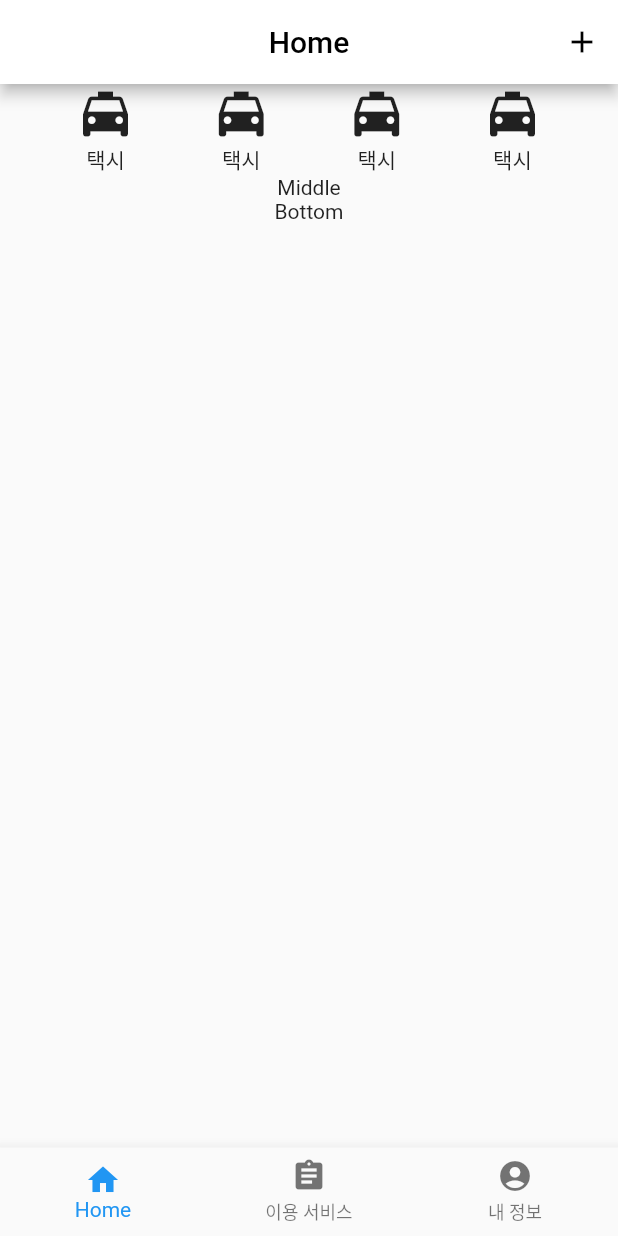
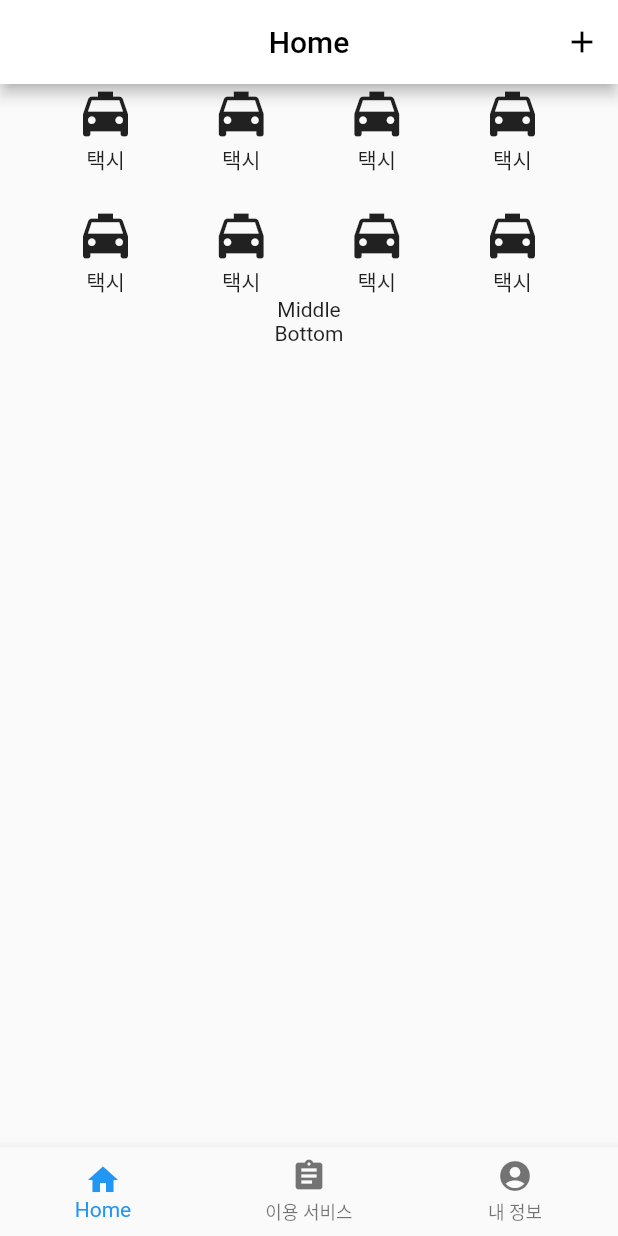
Before and after one commit to Project-Sea/Test_Flutter, a Flutter app: the screen it shows after launch, on a phone screen of 412 x 824 dp. Run offline on Flutter 3.47's test engine with Material 2 defaults, Android fonts, the phone set to English and light mode, and no system bars.

Commit message:
레이아웃 간의 간격을 주는 것에는 Padding뿐만 아니라 SizedBox도 있다.

```diff
--- a/hello_world/lib/page1.dart
+++ b/hello_world/lib/page1.dart
@@ -13,7 +13,9 @@ class Page1 extends StatelessWidget {
   }
 
   Widget _buildTop() {
-    return Row(
+    return Column(
+      children: [
+        Row(
           mainAxisAlignment: MainAxisAlignment.spaceEvenly,
           children: <Widget>[
             Column(
@@ -53,6 +55,52 @@ class Page1 extends StatelessWidget {
               ],
             ),
           ],
+        ),
+        SizedBox(
+          height: 20,
+        ),
+        Row(
+          mainAxisAlignment: MainAxisAlignment.spaceEvenly,
+          children: <Widget>[
+            Column(
+              children: <Widget>[
+                Icon(
+                  Icons.local_taxi,
+                  size: 40,
+                ),
+                Text('택시'),
+              ],
+            ),
+            Column(
+              children: <Widget>[
+                Icon(
+                  Icons.local_taxi,
+                  size: 40,
+                ),
+                Text('택시'),
+              ],
+            ),
+            Column(
+              children: <Widget>[
+                Icon(
+                  Icons.local_taxi,
+                  size: 40,
+                ),
+                Text('택시'),
+              ],
+            ),
+            Column(
+              children: <Widget>[
+                Icon(
+                  Icons.local_taxi,
+                  size: 40,
+                ),
+                Text('택시'),
+              ],
+            ),
+          ],
+        ),
+      ],
     );
   }
 
```
Lines whose indentation alone changed are shown as unchanged.
